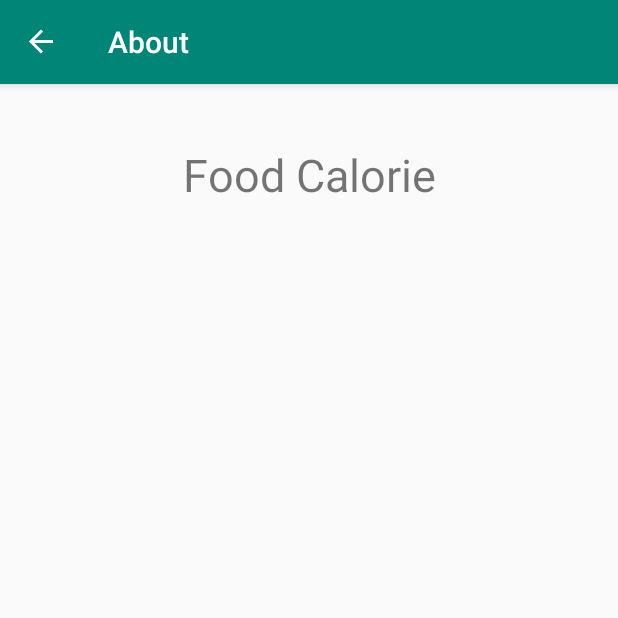
After one commit to maisorawit/FoodCalorie_Kotlin, an Android app: the aboutFragment screen opened through its navigation route, on a phone screen of 412 x 824 dp, the top half of it. The commit adds this screen. Run offline under Robolectric (Android 15) with nearby library versions, the phone set to English and light mode, and no system bars; our stand-ins replace data binding, navigation-ui.

Commit message:
Add About

```diff
--- a/app/src/main/java/buu/informatics/s59160135/foodcalorie/HomeFragment.kt
+++ b/app/src/main/java/buu/informatics/s59160135/foodcalorie/HomeFragment.kt
@@ -2,12 +2,12 @@ package buu.informatics.s59160135.foodcalorie
 
 
 import android.os.Bundle
+import android.view.*
 import androidx.fragment.app.Fragment
-import android.view.LayoutInflater
-import android.view.View
-import android.view.ViewGroup
 import androidx.databinding.DataBindingUtil
+import androidx.navigation.Navigation
 import androidx.navigation.findNavController
+import androidx.navigation.ui.NavigationUI
 import buu.informatics.s59160135.foodcalorie.databinding.FragmentFoodMenuBinding
 import buu.informatics.s59160135.foodcalorie.databinding.FragmentHomeBinding
 
@@ -20,19 +20,30 @@ class HomeFragment : Fragment() {
         inflater: LayoutInflater, container: ViewGroup?,
         savedInstanceState: Bundle?
     ): View? {
-        val binding = DataBindingUtil.inflate<FragmentHomeBinding>(inflater,
-            R.layout.fragment_home, container, false)
+        val binding = DataBindingUtil.inflate<FragmentHomeBinding>(
+            inflater,
+            R.layout.fragment_home, container, false
+        )
 
-        binding.buttonFood.setOnClickListener{view ->
+        binding.buttonFood.setOnClickListener { view ->
             view.findNavController().navigate(R.id.action_homeFragment_to_foodMenuFragment)
         }
 
-        binding.buttonDrink.setOnClickListener{view ->
+        binding.buttonDrink.setOnClickListener { view ->
             view.findNavController().navigate(R.id.action_homeFragment_to_drinkMenuFragment)
         }
-
+        setHasOptionsMenu(true)
         return binding.root
     }
 
+    override fun onCreateOptionsMenu(menu: Menu, inflater: MenuInflater) {
+        super.onCreateOptionsMenu(menu, inflater)
+        inflater?.inflate(R.menu.options_menu, menu)
+    }
+
+    override fun onOptionsItemSelected(item: MenuItem): Boolean {
+        return NavigationUI.onNavDestinationSelected(item!!,
+            view!!.findNavController()) || super.onOptionsItemSelected(item)
+    }
 
 }
--- /dev/null
+++ b/app/src/main/java/buu/informatics/s59160135/foodcalorie/aboutFragment.kt
@@ -0,0 +1,24 @@
+package buu.informatics.s59160135.foodcalorie
+
+
+import android.os.Bundle
+import androidx.fragment.app.Fragment
+import android.view.LayoutInflater
+import android.view.View
+import android.view.ViewGroup
+
+/**
+ * A simple [Fragment] subclass.
+ */
+class aboutFragment : Fragment() {
+
+    override fun onCreateView(
+        inflater: LayoutInflater, container: ViewGroup?,
+        savedInstanceState: Bundle?
+    ): View? {
+        // Inflate the layout for this fragment
+        return inflater.inflate(R.layout.fragment_about, container, false)
+    }
+
+
+}
--- /dev/null
+++ b/app/src/main/res/layout/fragment_about.xml
@@ -0,0 +1,25 @@
+<?xml version="1.0" encoding="utf-8"?>
+<layout xmlns:android="http://schemas.android.com/apk/res/android"
+    xmlns:app="http://schemas.android.com/apk/res-auto"
+    xmlns:tools="http://schemas.android.com/tools">
+
+    <androidx.constraintlayout.widget.ConstraintLayout
+
+        android:layout_width="match_parent"
+        android:layout_height="match_parent"
+        tools:context=".aboutFragment">
+
+        <TextView
+            android:id="@+id/textView_foodCalorie"
+            android:layout_width="wrap_content"
+            android:layout_height="wrap_content"
+            android:layout_marginTop="40dp"
+            android:text="Food Calorie"
+            android:textSize="30sp"
+            app:layout_constraintEnd_toEndOf="parent"
+            app:layout_constraintStart_toStartOf="parent"
+            app:layout_constraintTop_toTopOf="parent" />
+
+    </androidx.constraintlayout.widget.ConstraintLayout>
+
+</layout>
--- /dev/null
+++ b/app/src/main/res/menu/options_menu.xml
@@ -0,0 +1,8 @@
+<?xml version="1.0" encoding="utf-8"?>
+<menu xmlns:app="http://schemas.android.com/apk/res-auto"
+    xmlns:android="http://schemas.android.com/apk/res/android">
+
+    <item
+        android:id="@+id/aboutFragment"
+        android:title="About" />
+</menu>
--- a/app/src/main/res/navigation/navigation.xml
+++ b/app/src/main/res/navigation/navigation.xml
@@ -38,6 +38,11 @@
         android:name="buu.informatics.s59160135.foodcalorie.ResultFragment"
         android:label="fragment_result"
         tools:layout="@layout/fragment_result" />
+    <fragment
+        android:id="@+id/aboutFragment"
+        android:name="buu.informatics.s59160135.foodcalorie.aboutFragment"
+        android:label="About"
+        tools:layout="@layout/fragment_about" />
 
 
 </navigation>
```
